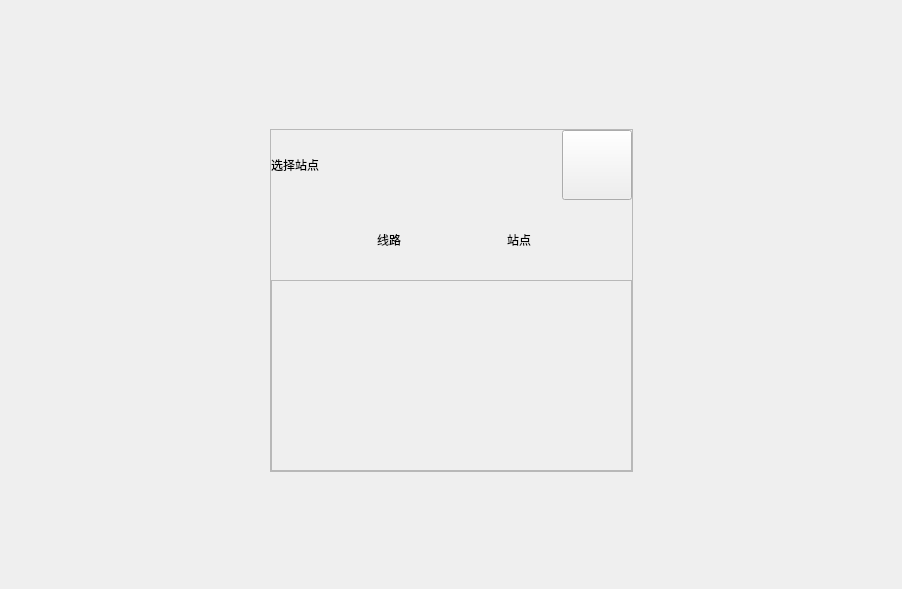
This is frame/StationSelectWidget.ui in EllieYY/ism as Qt 5 draws it before an edit. The edited form follows.
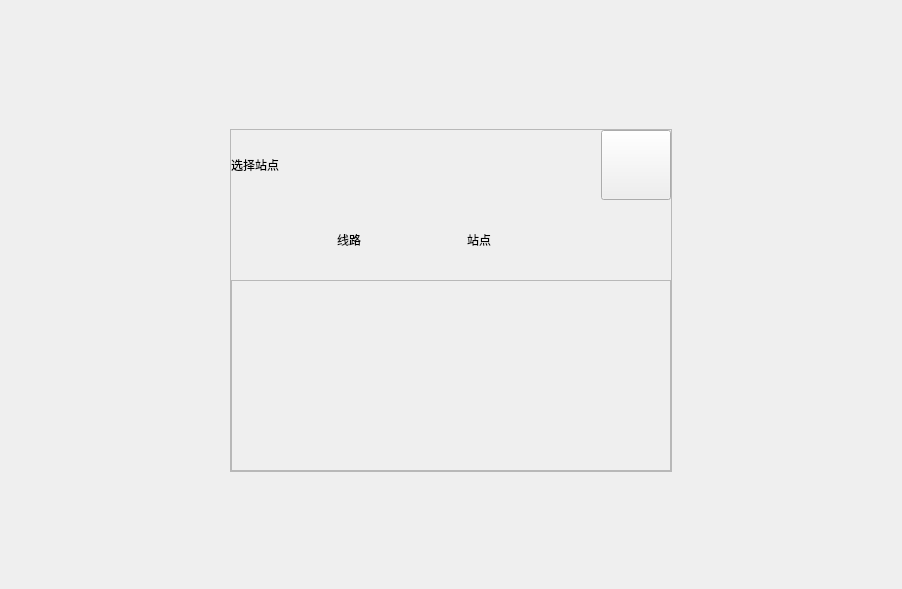
This is the edited form.

The edit to the form file:
```diff
--- a/frame/StationSelectWidget.ui
+++ b/frame/StationSelectWidget.ui
@@ -49,7 +49,7 @@
        </spacer>
       </item>
       <item>
-       <layout class="QHBoxLayout" name="horizontalLayout_4" stretch="0,1,0">
+       <layout class="QHBoxLayout" name="horizontalLayout_4" stretch="1,2,1">
         <item>
          <spacer name="horizontalSpacer_2">
           <property name="orientation">
```
